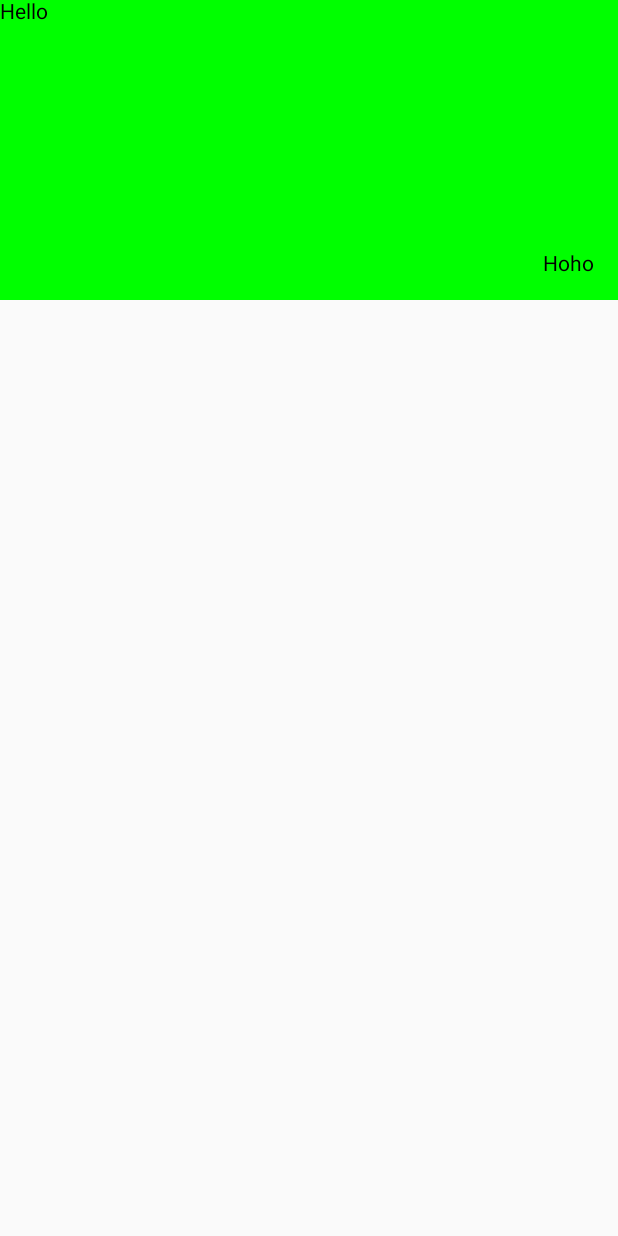
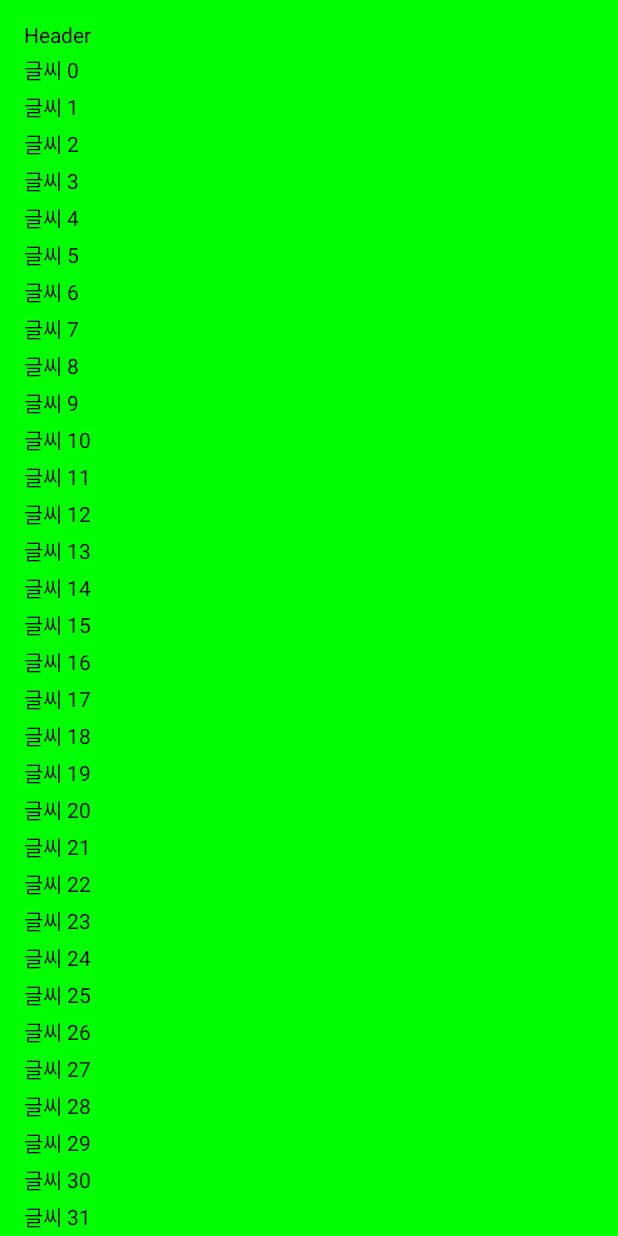
Before and after one commit to MolComposers/jiyoung-basic-compose, an Android app built with Jetpack Compose: the screen it shows after launch (MainActivity), on a phone screen of 412 x 824 dp. Run offline under Robolectric (Android 15) with nearby library versions, the phone set to English and light mode, and no system bars.

Commit message:
[FEAT] List, LazyColumn

```diff
--- a/app/src/main/java/com/jiyoungmolcompose/MainActivity.kt
+++ b/app/src/main/java/com/jiyoungmolcompose/MainActivity.kt
@@ -4,58 +4,45 @@ import android.os.Bundle
 import androidx.activity.ComponentActivity
 import androidx.activity.compose.setContent
 import androidx.compose.foundation.background
-import androidx.compose.foundation.layout.Box
-import androidx.compose.foundation.layout.fillMaxSize
+import androidx.compose.foundation.layout.Arrangement
+import androidx.compose.foundation.layout.PaddingValues
 import androidx.compose.foundation.layout.fillMaxWidth
-import androidx.compose.foundation.layout.height
-import androidx.compose.foundation.layout.padding
+import androidx.compose.foundation.lazy.LazyColumn
 import androidx.compose.material3.Text
-import androidx.compose.runtime.Composable
-import androidx.compose.ui.Alignment
 import androidx.compose.ui.Modifier
 import androidx.compose.ui.graphics.Color
-import androidx.compose.ui.tooling.preview.Preview
 import androidx.compose.ui.unit.dp
-import com.jiyoungmolcompose.ui.theme.MolComposeTheme
 
 class MainActivity : ComponentActivity() {
     override fun onCreate(savedInstanceState: Bundle?) {
         super.onCreate(savedInstanceState)
         setContent {
-            Box(
+            /*
+            [일반 Column 사용]
+             val scrollState = rememberScrollState()
+            Column(modifier = Modifier.background(Color.Green).fillMaxWidth().verticalScroll(scrollState)) {
+                for (i in 1..50) {
+                    Text("글씨 $i")
+                }
+            }
+             */
+            LazyColumn(
                 modifier = Modifier
-                    .background(Color.Green).fillMaxWidth().height(200.dp),
+                    .background(Color.Green)
+                    .fillMaxWidth(),
+                contentPadding = PaddingValues(16.dp), // modifier에 정의해줘도 됨
+                verticalArrangement = Arrangement.spacedBy(4.dp), // 아이템 간의 간격을 줌
             ) {
-                Text(text = "Hello")
-                Box(
-                    modifier = Modifier.fillMaxSize()
-                        .padding(16.dp),
-                    contentAlignment = Alignment.BottomEnd,
-                ) {
-                    Text(text = "Hoho")
+                item {
+                    Text("Header")
+                }
+                items(50) { index ->
+                    Text("글씨 $index")
+                }
+                item {
+                    Text("Footer")
                 }
             }
         }
     }
 }
-
-@Composable
-fun Greeting(name: String) {
-    Text("Hello $name!")
-}
-
-@Preview(showBackground = false)
-@Composable
-fun DefaultPreview() {
-    MolComposeTheme {
-        Greeting("지영")
-    }
-}
-
-@Preview(showBackground = true)
-@Composable
-fun DefaultPreview2() {
-    MolComposeTheme {
-        Greeting("마이크")
-    }
-}
```
